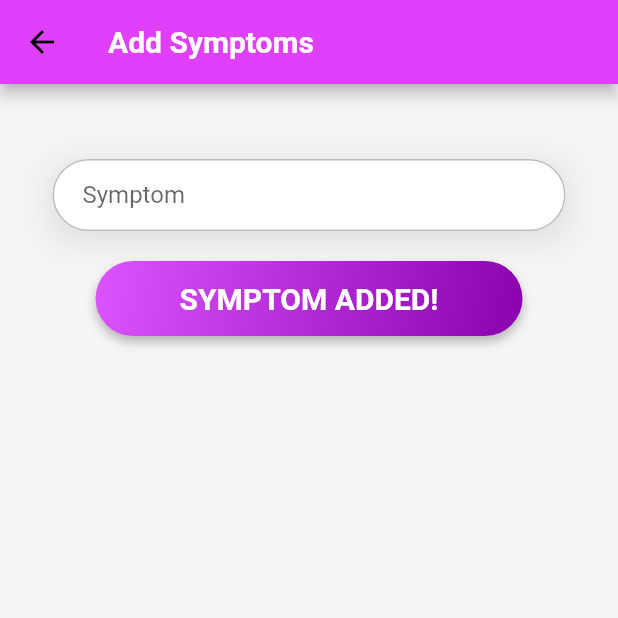
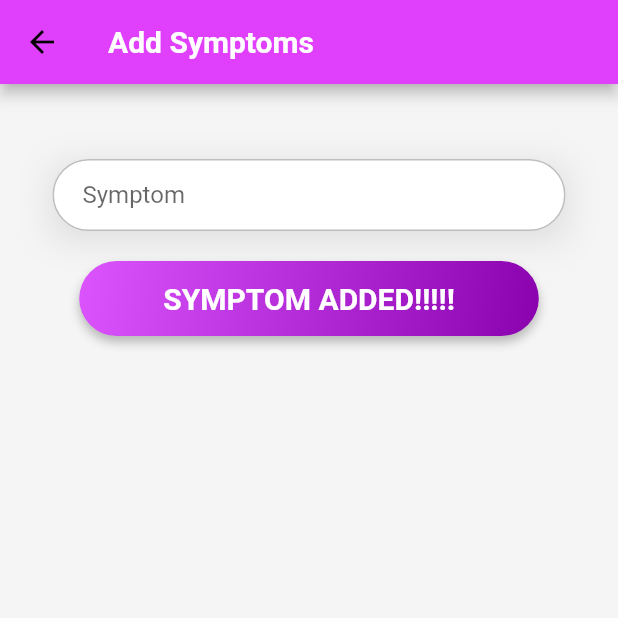
Before and after one commit to s3815261/sept-group-1, a Flutter app: the SymptomPage screen opened directly, after a tap on "ADD SYMPTOM!", on a phone screen of 412 x 824 dp, the top half of it. Run offline on Flutter 3.47's test engine with Material 2 defaults, Android fonts, the phone set to English and light mode, and no system bars; our stand-ins replace font_awesome_flutter, hexcolor; network calls fail.

```diff
--- a/frontend/lib/screens/symptoms_page.dart
+++ b/frontend/lib/screens/symptoms_page.dart
@@ -61,7 +61,7 @@ class _SymptomPageState extends State<SymptomPage> {
                         UserModel user = UserModel(10, 'empty', 'empty', 'empty', true, true, 'empty', "patient");
                         user.updateHealthStatus(_symptomController.text);
                         setState(() {
-                          buttonTitle = "Symptom Added!";
+                          buttonTitle = "Symptom Added!!!!!";
                         });
 
                       },
```
